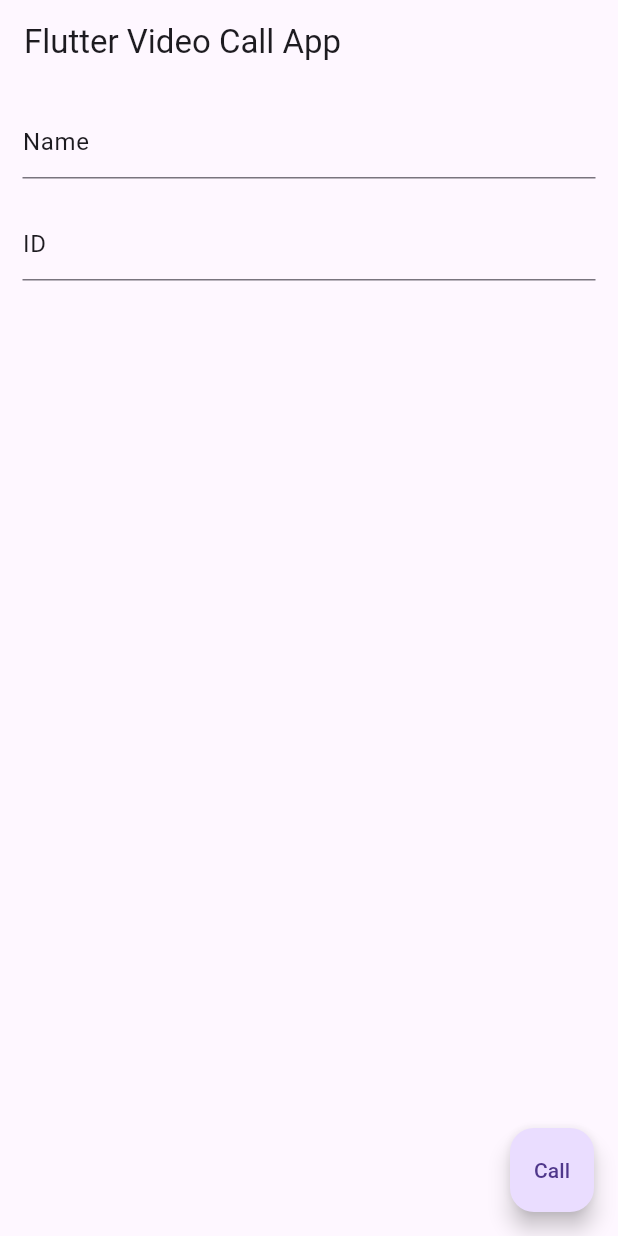
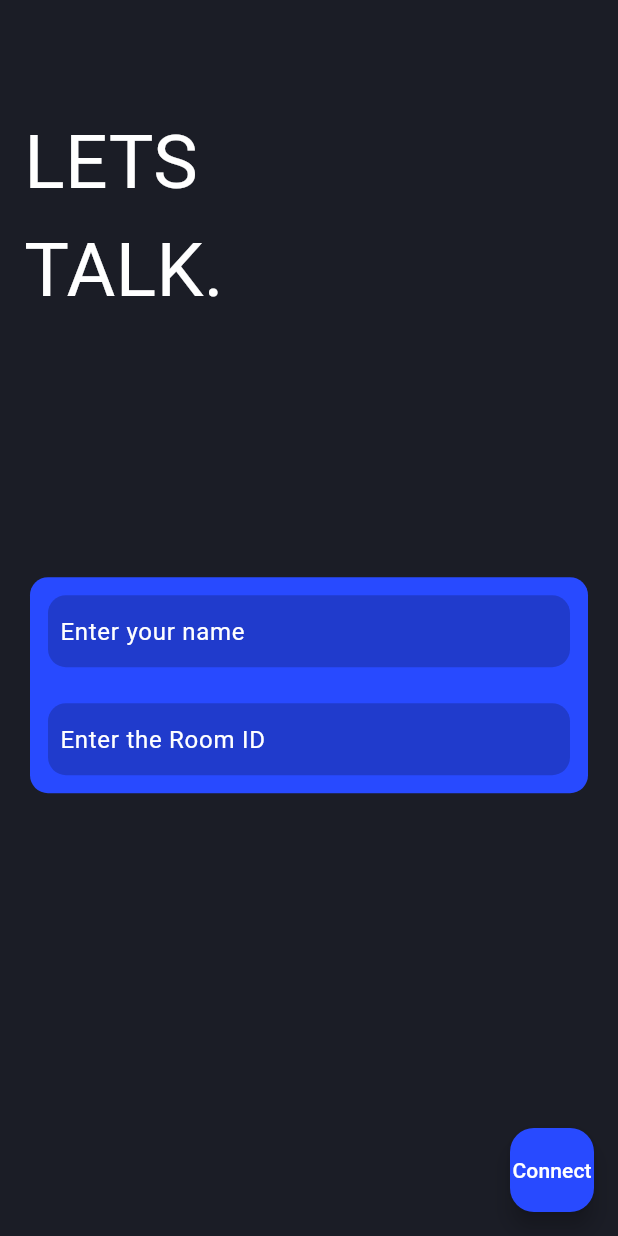
Before and after one commit to KafyMac/Video_call_ZEGO, a Flutter app: the screen it shows after launch, on a phone screen of 412 x 824 dp. Run offline on Flutter 3.47's test engine with Material 3 defaults, Android fonts, the phone set to English and light mode, and no system bars; our stand-ins replace google_fonts; missing offline and left inert: zego_uikit_prebuilt_call; Roboto replaces fonts that are missing (Play).

Commit message:
fix: added more ui elements

```diff
--- a/lib/main.dart
+++ b/lib/main.dart
@@ -1,4 +1,5 @@
 import 'package:flutter/material.dart';
+import 'package:google_fonts/google_fonts.dart';
 import 'package:kaff_video_call/views/home_screen/home_page.dart';
 
 void main() {
@@ -10,9 +11,15 @@ class MyApp extends StatelessWidget {
 
   @override
   Widget build(BuildContext context) {
+    final textTheme = Theme.of(context).textTheme;
     return MaterialApp(
       debugShowCheckedModeBanner: false,
-      theme: ThemeData(useMaterial3: true),
+      theme: ThemeData(
+        useMaterial3: true,
+        textTheme: GoogleFonts.latoTextTheme(textTheme).copyWith(
+          bodyMedium: GoogleFonts.lato(textStyle: textTheme.bodyMedium),
+        ),
+      ),
       home: HomeScreen(),
     );
   }
--- a/lib/views/home_screen/home_page.dart
+++ b/lib/views/home_screen/home_page.dart
@@ -1,4 +1,6 @@
 import 'package:flutter/material.dart';
+import 'package:flutter/widgets.dart';
+import 'package:google_fonts/google_fonts.dart';
 import 'package:kaff_video_call/views/calling_interface/call_page.dart';
 
 class HomeScreen extends StatefulWidget {
@@ -10,39 +12,107 @@ class HomeScreen extends StatefulWidget {
 
 class _HomeScreenState extends State<HomeScreen> {
   final _formKey = GlobalKey<FormState>();
-  final _nameController = TextEditingController(text: 'Name');
-  final _idController = TextEditingController(text: 'ID');
+  final TextEditingController _nameController = TextEditingController();
+  final TextEditingController _idController = TextEditingController();
+
   @override
   Widget build(BuildContext context) {
     return Scaffold(
-      appBar: AppBar(
-        title: Text('Flutter Video Call App'),
-      ),
-      body: Form(
+      appBar: AppBar(backgroundColor: const Color.fromRGBO(27, 29, 38, 1)),
+      backgroundColor: const Color.fromRGBO(27, 29, 38, 1),
+      resizeToAvoidBottomInset: true,
+      body: SingleChildScrollView(
+        child: Form(
           key: _formKey,
           child: Padding(
-          padding: const EdgeInsets.all(15.0),
+            padding: const EdgeInsets.all(16.0),
             child: Column(
+              crossAxisAlignment: CrossAxisAlignment.start,
               children: [
-              TextFormField(controller: _nameController),
                 SizedBox(
-                height: 20,
+                    child: Text(
+                  "LETS\nTALK.",
+                  style: GoogleFonts.play(color: Colors.white, fontSize: 50),
+                )),
+                SizedBox(
+                  height: MediaQuery.of(context).size.height * 0.2,
                 ),
-              TextFormField(controller: _idController),
+                Card(
+                  elevation: 0,
+                  color: const Color.fromRGBO(40, 74, 255, 1),
+                  child: Column(
+                    mainAxisSize: MainAxisSize.min,
+                    children: [
+                      customFormField(
+                          controller: _nameController,
+                          hintText: "Enter your name",
+                          errorText: "Please enter your name"),
+                      customFormField(
+                          controller: _idController,
+                          hintText: "Enter the Room ID",
+                          errorText: "Please enter the Room ID")
+                    ],
+                  ),
+                ),
               ],
             ),
           ),
         ),
+      ),
       floatingActionButton: FloatingActionButton(
-        child: Text('Call'),
+        backgroundColor: const Color.fromRGBO(40, 74, 255, 1),
+        child: Text(
+          'Connect',
+          style: GoogleFonts.play(color: Colors.white),
+        ),
         onPressed: () {
-          Navigator.of(context).push(MaterialPageRoute(
+          if (_formKey.currentState!.validate()) {
+            Navigator.of(context)
+                .push(MaterialPageRoute(
                   builder: (context) => CallPage(
                       callID: _idController.text.toString(),
                       uName: _nameController.text.toString()),
-          ));
+                ))
+                .then((value) => setState(() {
+                      _nameController.clear();
+                      _idController.clear();
+                    }));
+          } else {
+            ScaffoldMessenger.of(context).showSnackBar(const SnackBar(
+                content: Text("Please fill in the form correctly")));
+          }
         },
       ),
     );
   }
+
+  Widget customFormField(
+      {TextEditingController? controller,
+      String? hintText,
+      String? errorText}) {
+    return Padding(
+      padding: const EdgeInsets.all(8.0),
+      child: Card(
+        elevation: 0,
+        color: const Color.fromRGBO(32, 59, 204, 1),
+        child: Padding(
+          padding: const EdgeInsets.only(left: 8.0),
+          child: TextFormField(
+            controller: controller,
+            decoration: InputDecoration(
+              border: InputBorder.none,
+              hintText: hintText,
+              hintStyle: GoogleFonts.play(color: Colors.white),
+            ),
+            validator: (value) {
+              if (value == null || value.isEmpty) {
+                return errorText;
               }
+              return null;
+            },
+          ),
+        ),
+      ),
+    );
+  }
+}
--- a/pubspec.yaml
+++ b/pubspec.yaml
@@ -36,6 +36,7 @@ dependencies:
   # Use with the CupertinoIcons class for iOS style icons.
   cupertino_icons: ^1.0.6
   zego_uikit_prebuilt_call: ^4.12.8
+  google_fonts: ^6.2.1
 
 dev_dependencies:
   flutter_test:
```
Also changed, not shown: pubspec.lock, 1 other file. Lines whose indentation alone changed are shown as unchanged.
